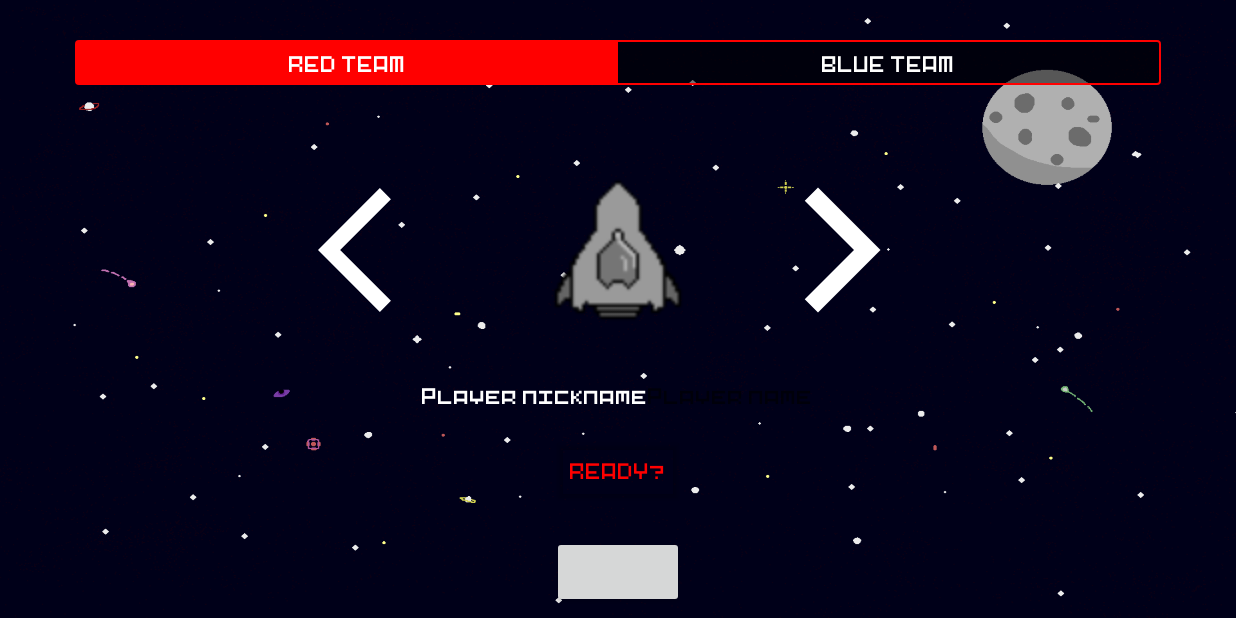
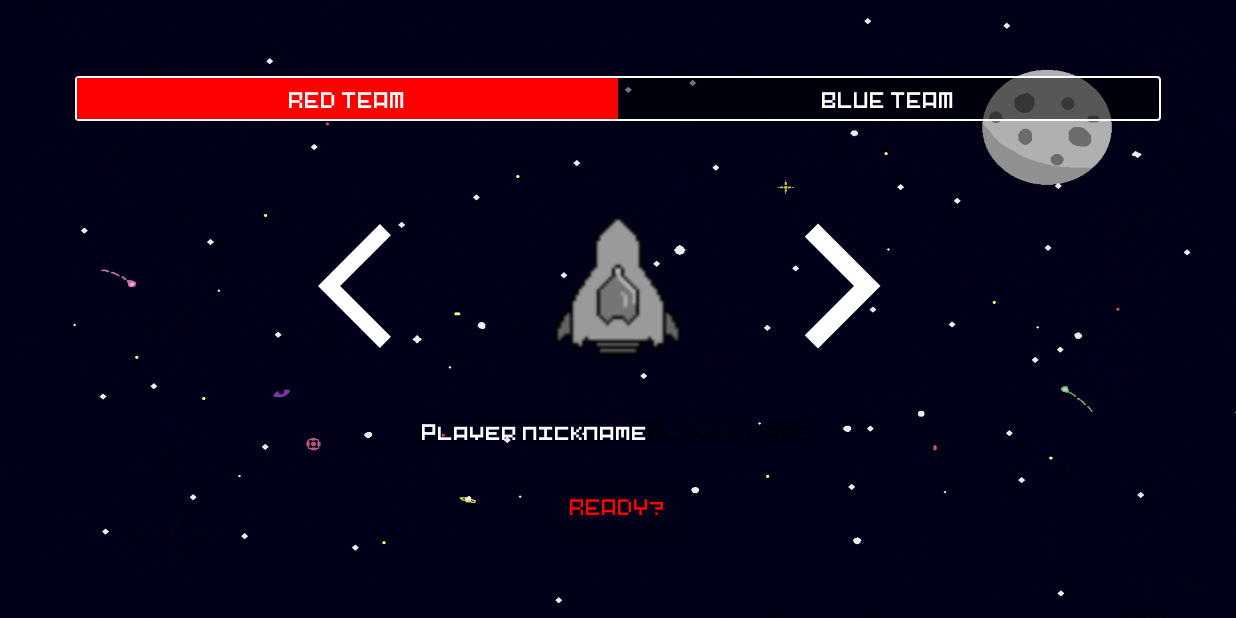
Before and after one commit to DAM-2-2020-2021/Mandos, an Android app: the ConfigureActivity screen opened directly, with no data from a screen before it, on a phone screen of 824 x 412 dp (held sideways). Run offline under Robolectric (Android 15) with nearby library versions, the phone set to English and light mode, and no system bars; libraries missing offline, so code that uses them is left out: eu.cifpfbmoll.netlib; 6 statements that could not run were skipped.

Commit message:
Version dia 1

```diff
--- a/KillerController/app/src/main/java/com/example/killercontroller/Interface/ConfigureActivity.java
+++ b/KillerController/app/src/main/java/com/example/killercontroller/Interface/ConfigureActivity.java
@@ -95,8 +95,8 @@ public class ConfigureActivity extends AppCompatActivity implements View.OnClick
         this.redTeam.setOnClickListener(this);
         this.readyButton = (ToggleButton) findViewById(R.id.ready_button);
         this.readyButton.setOnClickListener(this);
-        this.pad_activity = (Button) findViewById(R.id.pad_activity);
-        this.pad_activity.setOnClickListener(this);
+       // this.pad_activity = (Button) findViewById(R.id.pad_activity);
+//        this.pad_activity.setOnClickListener(this);
         setDefaultValues();
     }
 
@@ -203,9 +203,9 @@ public class ConfigureActivity extends AppCompatActivity implements View.OnClick
                     Sound.menuSelect(ConfigureActivity.this, 0.9f, 0.9f);
                 }
                 break;
-            case R.id.pad_activity:
+         /*   case R.id.pad_activity:
                 startPadActivity();
-                break;
+                break;*/
             default:
                 System.out.println("Invalid option");
         }
--- a/KillerController/app/src/main/res/drawable/pink_out_line.xml
+++ b/KillerController/app/src/main/res/drawable/pink_out_line.xml
@@ -4,5 +4,5 @@
     <solid android:color="#80000000" />
     <stroke
         android:width="1dp"
-        android:color="@color/red" />
+        android:color="@color/white" />
 </shape>
--- a/KillerController/app/src/main/res/layout/activity_configure.xml
+++ b/KillerController/app/src/main/res/layout/activity_configure.xml
@@ -131,9 +131,9 @@
         android:text="@string/ready"
         android:textOn="Ready"
         android:textOff="Ready?"/>
-        <Button
+     <!--   <Button
             android:id="@+id/pad_activity"
             android:layout_width="wrap_content"
-            android:layout_height="wrap_content"/>
+            android:layout_height="wrap_content"/>-->
     </LinearLayout>
 </RelativeLayout>
```
Also changed, not shown: KillerController/app/src/main/java/com/example/killercontroller/Interface/StartActivity.java (+1 -13 lines), KillerController/app/src/main/res/layout/loading_screen.xml (+1 -12 lines), 2 other files.
